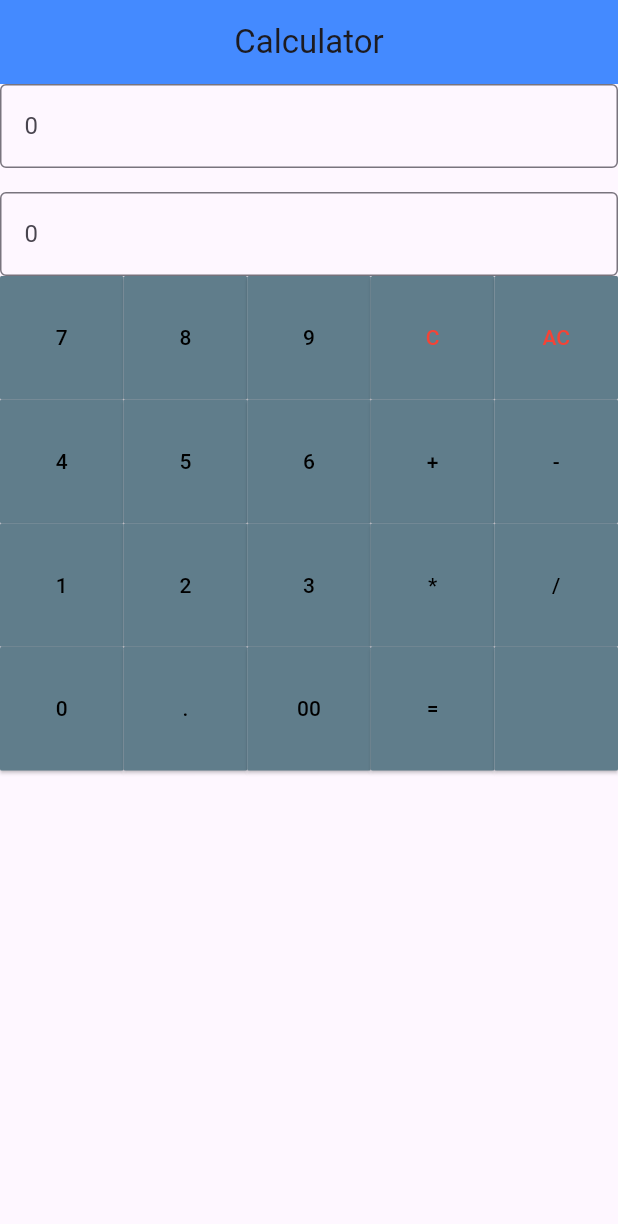
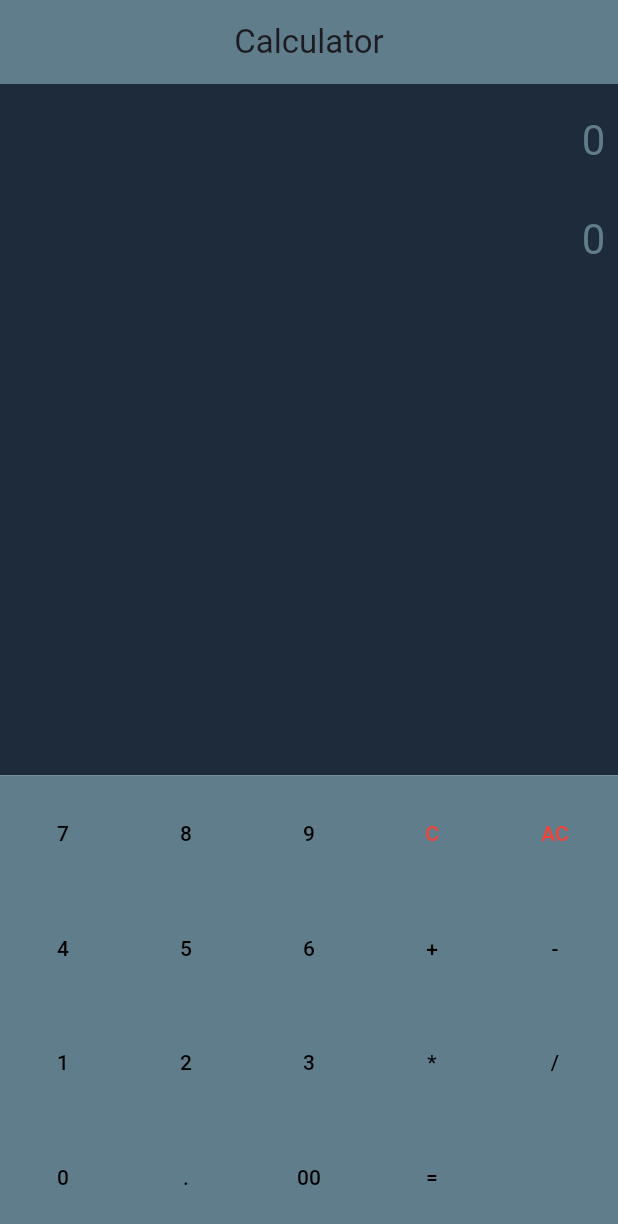
Before and after one commit to d2iv3r/mobile-piscine-1337, a Flutter app: the screen it shows after launch, on a phone screen of 412 x 824 dp. Shown: the top 1224 px of the screen. Run offline on Flutter 3.47's test engine with Material 3 defaults, Android fonts, the phone set to English and light mode, and no system bars; our stand-ins replace geolocator, math_expressions, permission_handler.

Commit message:
cooking mobileModule00

```diff
--- a/mobileModule00/calculator_app/lib/main.dart
+++ b/mobileModule00/calculator_app/lib/main.dart
@@ -1,7 +1,4 @@
-import 'dart:developer';
-
 import 'package:flutter/material.dart';
-
 import 'package:math_expressions/math_expressions.dart';
 
 void main() {
@@ -42,27 +39,56 @@ const List<CalculatorButtonData> calculatorButtons = [
 ];
 
 class DisplayArea extends StatelessWidget {
-  const DisplayArea({super.key});
+  const DisplayArea({
+    super.key,
+    required this.inputController,
+    required this.resultController,
+  });
+
+  final TextEditingController inputController;
+  final TextEditingController resultController;
 
   @override
   Widget build(BuildContext context) {
     return Container(
-      padding: EdgeInsets.all(16),
+      color: const Color.fromARGB(255, 30, 43, 59),
+      padding: EdgeInsets.all(8),
       child: Column(
-        crossAxisAlignment: CrossAxisAlignment.stretch,
         children: [
           TextField(
+            controller: inputController,
+            readOnly: true,
+            textAlign: TextAlign.right,
+            style: TextStyle(
+              color: Colors.blueGrey,
+              fontSize: 28,
+            ),
             decoration: InputDecoration(
-              hintText: '0',
-              border: OutlineInputBorder(),
+              border: InputBorder.none,
+              hintText: "0",
+              hintStyle: TextStyle(
+                color: Colors.blueGrey,
+                fontSize: 28,
+              ),
             ),
             keyboardType: TextInputType.number,
           ),
-          SizedBox(height: 16),
+          SizedBox(height: 8),
           TextField(
+            controller: resultController,
+            readOnly: true,
+            textAlign: TextAlign.right,
+            style: TextStyle(
+              color: Colors.blueGrey,
+              fontSize: 28,
+            ),
             decoration: InputDecoration(
-              hintText: '0',
-              border: OutlineInputBorder(),
+              border: InputBorder.none,
+              hintText: "0",
+              hintStyle: TextStyle(
+                color: Colors.blueGrey,
+                fontSize: 28,
+              ),
             ),
             keyboardType: TextInputType.number,
           ),
@@ -70,14 +96,6 @@ class DisplayArea extends StatelessWidget {
       ),
     );
   }
-}
-
-class InitialCalculatorWidget extends StatefulWidget {
-  const InitialCalculatorWidget({super.key});
-
-  @override
-  State<InitialCalculatorWidget> createState() =>
-      _InitialCalculatorWidgetState();
 }
 
 String calculateResult(String input) {
@@ -93,12 +111,74 @@ String calculateResult(String input) {
   }
 }
 
-class _InitialCalculatorWidgetState extends State<InitialCalculatorWidget> {
+class ButtonsWidget extends StatelessWidget {
+  const ButtonsWidget({super.key, required this.handleButtonPress});
 
+  final void Function(CalculatorButtonData) handleButtonPress;
+
+  @override
+  Widget build(BuildContext context) {
+    const crossAxisCount = 5;
+    const gridSpacing = 10.0;
+    const holderPadding = 6.0;
+
+    return Container(
+      color: Colors.blueGrey,
+      padding: EdgeInsets.all(holderPadding),
+      child: LayoutBuilder(
+        builder: (context, constraints) {
+          final rows = (calculatorButtons.length / crossAxisCount).ceil();
+          final usableWidth = constraints.maxWidth - (crossAxisCount - 1) * gridSpacing;
+          final usableHeight = constraints.maxHeight - (rows - 1) * gridSpacing;
+          final itemWidth = usableWidth / crossAxisCount;
+          final itemHeight = usableHeight / rows;
+          final ratio = itemHeight > 0 ? itemWidth / itemHeight : 1.0;
+
+          return GridView.builder(
+            physics: const NeverScrollableScrollPhysics(),
+            itemCount: calculatorButtons.length,
+            gridDelegate: SliverGridDelegateWithFixedCrossAxisCount(
+              crossAxisCount: crossAxisCount,
+              crossAxisSpacing: gridSpacing,
+              mainAxisSpacing: gridSpacing,
+              childAspectRatio: ratio,
+            ),
+            itemBuilder: (context, index) {
+              final buttonData = calculatorButtons[index];
+              return ElevatedButton(
+                onPressed: () => handleButtonPress(buttonData),
+                style: ElevatedButton.styleFrom(
+                  shape: RoundedRectangleBorder(
+                    borderRadius: BorderRadius.circular(1),
+                  ),
+                  backgroundColor: Colors.transparent,
+                  elevation: 0,
+                ),
+                child: Text(
+                  buttonData.label,
+                  style: TextStyle(
+                    color: buttonData.textColor,
+                  ),
+                ),
+              );
+            },
+          );
+        },
+      ),
+    );
+  }
+}
+
+class CalculatorApp extends StatefulWidget {
+  const CalculatorApp({super.key});
+
+  @override
+  State<CalculatorApp> createState() => _CalculatorAppState();
+}
+
+class _CalculatorAppState extends State<CalculatorApp> {
   final TextEditingController _inputController = TextEditingController();
   final TextEditingController _resultController = TextEditingController();
-
-
 
   void handleButtonPress(CalculatorButtonData buttonData) {
     switch (buttonData.label) {
@@ -124,56 +204,30 @@ class _InitialCalculatorWidgetState extends State<InitialCalculatorWidget> {
 
   @override
   Widget build(BuildContext context) {
-    return Column(
-      children: [
-        TextField(
-          controller: _inputController,
-          readOnly: true,
-            decoration: InputDecoration(
-              hintText: '0',
-              border: OutlineInputBorder(),
+    return Scaffold(
+      appBar: AppBar(
+        title: Text('Calculator'),
+        centerTitle: true,
+        backgroundColor: Colors.blueGrey,
+      ),
+      body: Column(
+        children: [
+          Expanded(
+            flex: 3,
+            child: Align(
+              alignment: Alignment.topCenter,
+              child: DisplayArea(
+                inputController: _inputController,
+                resultController: _resultController,
+              ),
             ),
-            keyboardType: TextInputType.number,
           ),
-          SizedBox(height: 16),
-          TextField(
-            controller: _resultController,
-            decoration: InputDecoration(
-              hintText: '0',
-              border: OutlineInputBorder(),
-            ),
-            keyboardType: TextInputType.number,
-          ),
-        Expanded(
-          child: GridView.builder(
-            itemCount: calculatorButtons.length,
-            gridDelegate: SliverGridDelegateWithFixedCrossAxisCount(
-              crossAxisCount: 5,
-              // mainAxisSpacing: 8,
-              // crossAxisSpacing: 8,
-              // childAspectRatio: 1.0,
-            ),
-            itemBuilder: (context, index) {
-              final buttonData = calculatorButtons[index];
-              return ElevatedButton(
-                onPressed: () => handleButtonPress(buttonData),
-                style: ElevatedButton.styleFrom(
-                  shape: RoundedRectangleBorder(
-                    borderRadius: BorderRadius.circular(1)
-                  ),
-                  backgroundColor: Colors.blueGrey
-                ),
-                child: Text(
-                  buttonData.label,
-                  style: TextStyle(
-                    color: buttonData.textColor,
-                  ),
-                ),
-              );
-            },
-          ),
-        ),
-      ],
+          Expanded(
+            flex: 2,
+            child: ButtonsWidget(handleButtonPress: handleButtonPress),
+          )
+        ],
+      ),
     );
   }
 }
@@ -184,14 +238,7 @@ class MainApp extends StatelessWidget {
   @override
   Widget build(BuildContext context) {
     return MaterialApp(
-      home: Scaffold(
-        appBar: AppBar(
-          title: Text('Calculator'),
-          centerTitle: true,
-          backgroundColor: Colors.blueAccent,
-        ),
-        body: Center(child: InitialCalculatorWidget()),
-      ),
+      home: CalculatorApp(),
     );
   }
 }
```
Also changed, not shown: 1 other file.
